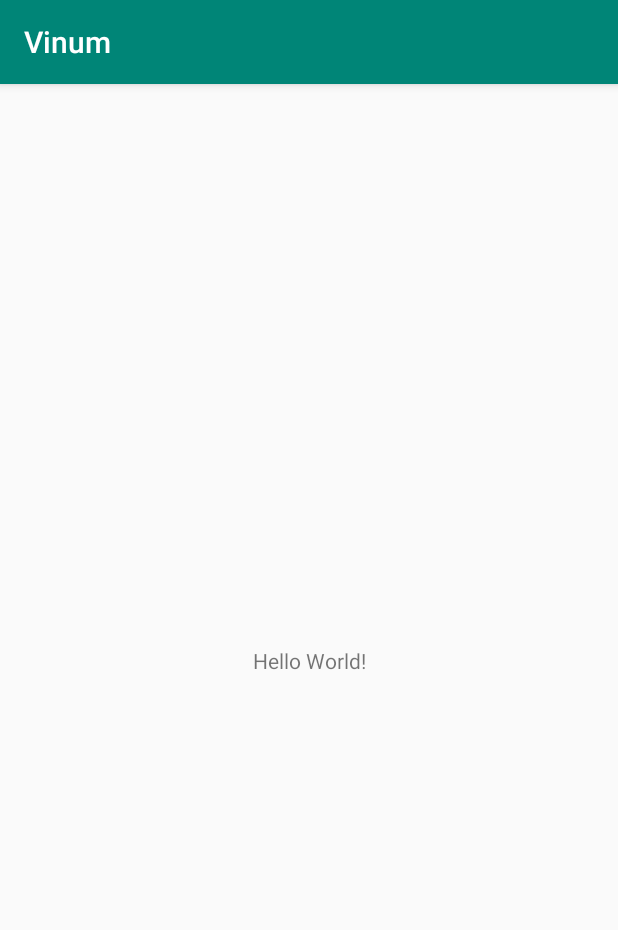
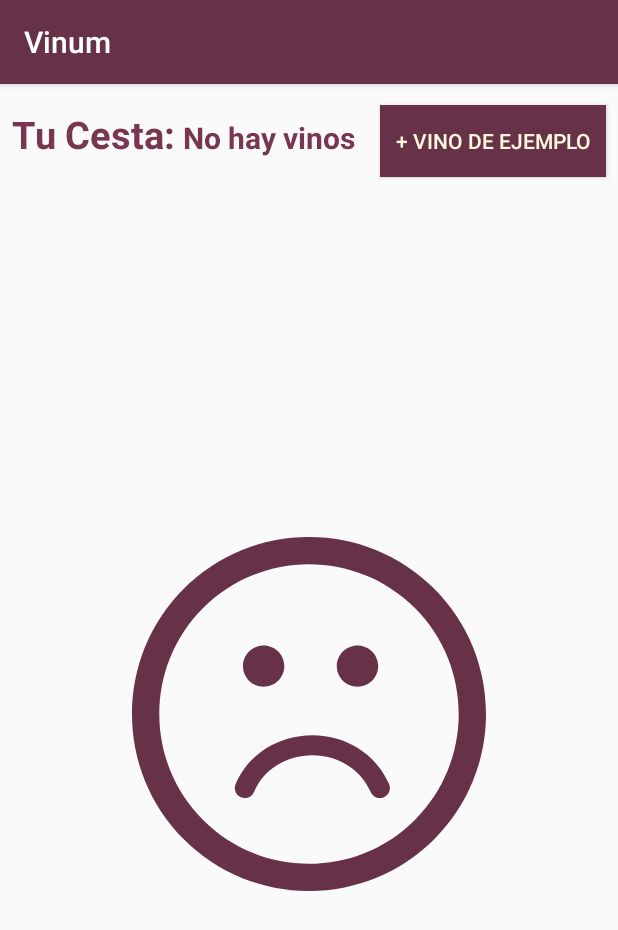
Before and after one commit to ciceiOSAndroid/Vinum, an Android app: the screen it shows after launch (MainActivity before the commit, ResumenPedidosActivity after it), on a phone screen of 412 x 824 dp. Shown: the top 930 px of the screen. Run offline under Robolectric (Android 15) with nearby library versions, the phone set to English and light mode, and no system bars; libraries missing offline, so code that uses them is left out: com.m600.alumnos.

Commit message:
Creación de clase Vino e integración de este en SP, en un Recycler View y la opción de borrarlo y actualizar lista.

```diff
--- a/app/build.gradle
+++ b/app/build.gradle
@@ -31,4 +31,7 @@ dependencies {
     androidTestImplementation 'com.android.support.test:runner:1.0.2'
     androidTestImplementation 'com.android.support.test.espresso:espresso-core:3.0.2'
     implementation 'com.android.support:recyclerview-v7:28.0.0'
+    implementation 'com.google.code.gson:gson:2.8.5'
+    implementation 'com.android.support:cardview-v7:28.0.0'
+
 }
--- /dev/null
+++ b/app/src/main/java/com/m600/alumnos/cice/vinum/ListDataManager.kt
@@ -0,0 +1,59 @@
+package com.m600.alumnos.cice.vinum
+
+import android.content.Context
+import android.content.SharedPreferences
+import android.preference.PreferenceManager
+import java.util.*
+import android.R
+import android.content.Context.MODE_PRIVATE
+import android.util.Log
+import android.widget.Spinner
+import android.widget.ArrayAdapter
+import java.io.File
+import java.nio.file.Files.isDirectory
+import java.nio.file.Files.exists
+
+
+
+
+
+class ListDataManager(val context: Context) {
+    //Guardar en Shared Preferences
+        //PreferenceManager
+
+    fun saveList(list: Vino){ //pide context
+            val sharedPreferences = PreferenceManager.getDefaultSharedPreferences(context).edit()
+            sharedPreferences.putStringSet(list.name, list.features.toHashSet()) //SACAR EL HASH, PARA METER EN EL SHARED PREFERENCES
+            sharedPreferences.apply()
+    }
+
+
+
+    //Recuperar en Shared Preferences
+    fun getLists(): ArrayList<Vino> { //pide context
+        Log.d("ResumenPedidos", "ENTRA")
+
+        val vinos = ArrayList<Vino>()
+        val sharedPreferences = PreferenceManager.getDefaultSharedPreferences(context)
+        val sharedPreferencesContent = sharedPreferences.all
+
+
+        for(vino in sharedPreferencesContent) {
+            val itemHashSet = vino.value as HashSet<String>
+            val lista = Vino(vino.key, ArrayList(itemHashSet))
+            vinos.add(lista)
+        }
+        if (vinos == null) Log.i("ResumenPedidos", "HOLAAA")
+
+        //Log.d("ResumenPedidos", vinos[0].name)
+        return vinos
+    }
+
+
+    fun deleteVino(name: String){
+        val preferences: SharedPreferences = PreferenceManager.getDefaultSharedPreferences(context)
+        preferences.edit().remove(name).commit()
+    }
+
+
+}
--- /dev/null
+++ b/app/src/main/java/com/m600/alumnos/cice/vinum/ResumenPedidosActivity.kt
@@ -0,0 +1,87 @@
+package com.m600.alumnos.cice.vinum
+
+import android.support.v7.app.AppCompatActivity
+import android.os.Bundle
+import android.support.v7.widget.LinearLayoutManager
+import android.support.v7.widget.RecyclerView
+import kotlinx.android.synthetic.main.activity_resumen_pedidos.*
+import com.google.gson.Gson
+import android.widget.Toast
+import android.R.id.edit
+import android.content.Context
+import android.content.SharedPreferences
+import android.util.Log
+import android.view.View
+import java.util.*
+
+
+class ResumenPedidosActivity : AppCompatActivity(), ResumenPedidosAdapter.AdapterClickListener {
+
+
+    var layoutManager: RecyclerView.LayoutManager? = null
+    private var adapter: ResumenPedidosAdapter? = null
+
+    //Data Source from SP
+    var vinos: ArrayList<Vino>? = null
+
+    override fun onCreate(savedInstanceState: Bundle?) {
+        super.onCreate(savedInstanceState)
+        setContentView(R.layout.activity_resumen_pedidos)
+
+        rellenarVinos()
+
+    }
+
+    private fun rellenarVinos() {
+        //DataSource
+        vinos = ListDataManager(this).getLists()
+
+        //Comprobamos si el SP está vacío, si no rellenamos el RecyclerView
+        if(vinos == null || vinos!!.isEmpty()){
+            Log.i("ResumenPedidos", "vinos = null o vinos vacío")
+            rVPedidos.visibility = View.INVISIBLE
+            emptyVinoImg.visibility = View.VISIBLE
+            cestaProducts.text= "No hay vinos"
+        } else  {
+            Log.i("ResumenPedidos", "vinos != null")
+            rVPedidos.visibility = View.VISIBLE
+            emptyVinoImg.visibility = View.INVISIBLE
+            //Inicializamos
+            layoutManager = LinearLayoutManager(this)
+            adapter = ResumenPedidosAdapter(this, vinos!!, this)
+            cestaProducts.text= "${vinos?.size} vinos"
+            //Asignamos al RecyclerView
+            rVPedidos.layoutManager = layoutManager
+            rVPedidos.adapter = adapter
+        }
+    }
+
+    //Añade Vino de ejemplo para que funciona el código Pablo :)
+    fun addFakeVino(view: View) {
+        val features: ArrayList<String> = arrayListOf<String>()
+        features.add("Un buen vino de la cosecha del 1994")
+        features.add("12 euros")
+        val name = randomNameGenerator()
+
+        //Vino de ejemplo
+        val Vino = Vino(name, features)
+        ListDataManager(this).saveList(Vino)
+        rellenarVinos()
+    }
+
+    fun randomNameGenerator(): String {
+        val generator = Random()
+        val randomStringBuilder = StringBuilder()
+        val randomLength = generator.nextInt(5)
+        var tempChar: Char
+        for (i in 0 until randomLength) {
+            tempChar = (generator.nextInt(96) + 32).toChar()
+            randomStringBuilder.append(tempChar)
+        }
+        return randomStringBuilder.toString()
+    }
+
+    override fun refreshList() {
+        rellenarVinos()
+    }
+}
--- /dev/null
+++ b/app/src/main/res/drawable/ic_sad_face_in_rounded_square.xml
@@ -0,0 +1,4 @@
+<vector android:height="24dp" android:viewportHeight="106.059"
+    android:viewportWidth="106.059" android:width="24dp" xmlns:android="http://schemas.android.com/apk/res/android">
+    <path android:fillColor="@color/colorPrimary" android:pathData="M90.546,15.518C69.858,-5.172 36.199,-5.172 15.515,15.513C-5.173,36.198 -5.171,69.858 15.517,90.547c20.682,20.684 54.341,20.684 75.027,-0.004C111.23,69.858 111.229,36.2 90.546,15.518zM84.757,84.758c-17.494,17.494 -45.96,17.496 -63.455,0.002c-17.498,-17.497 -17.496,-45.966 0,-63.46C38.796,3.807 67.261,3.805 84.759,21.302C102.253,38.796 102.251,67.265 84.757,84.758zM77.017,74.001c0.658,1.521 -0.042,3.286 -1.562,3.943c-1.521,0.66 -3.286,-0.042 -3.944,-1.562c-2.893,-6.689 -9.73,-11.012 -17.421,-11.012c-7.868,0 -14.747,4.319 -17.522,11.004c-0.479,1.154 -1.596,1.851 -2.771,1.851c-0.384,0 -0.773,-0.074 -1.15,-0.23c-1.53,-0.636 -2.255,-2.392 -1.62,-3.921c3.71,-8.932 12.764,-14.703 23.063,-14.703C64.174,59.371 73.174,65.113 77.017,74.001zM33.24,38.671c0,-3.424 2.777,-6.201 6.201,-6.201c3.423,0 6.2,2.776 6.2,6.201c0,3.426 -2.777,6.202 -6.2,6.202C36.017,44.873 33.24,42.097 33.24,38.671zM61.357,38.671c0,-3.424 2.779,-6.201 6.203,-6.201c3.423,0 6.2,2.776 6.2,6.201c0,3.426 -2.776,6.202 -6.2,6.202S61.357,42.097 61.357,38.671z"/>
+</vector>
--- a/app/src/main/res/layout/activity_resumen_pedidos.xml
+++ b/app/src/main/res/layout/activity_resumen_pedidos.xml
@@ -4,7 +4,7 @@
     xmlns:tools="http://schemas.android.com/tools"
     android:layout_width="match_parent"
     android:layout_height="match_parent"
-    tools:context=".ResumenPedidos">
+    tools:context=".ResumenPedidosActivity">
 
     <TextView
         android:id="@+id/cestaTitle"
@@ -20,13 +20,12 @@
         app:layout_constraintEnd_toEndOf="parent"
         app:layout_constraintHorizontal_bias="0.0"
         app:layout_constraintStart_toStartOf="parent"
-        app:layout_constraintTop_toTopOf="parent" />
+        app:layout_constraintTop_toTopOf="parent"/>
 
     <TextView
             android:id="@+id/cestaProducts"
             android:layout_width="wrap_content"
             android:layout_height="wrap_content"
-        android:layout_marginStart="8dp"
             android:layout_marginEnd="8dp"
             android:text="0 vinos"
             android:textColor="@color/colorPrimaryDark"
@@ -34,10 +33,11 @@
             android:textStyle="bold"
             app:layout_constraintBaseline_toBaselineOf="@+id/cestaTitle"
             app:layout_constraintEnd_toEndOf="parent"
-        app:layout_constraintHorizontal_bias="0.085"
-        app:layout_constraintStart_toEndOf="@+id/cestaTitle" />
+            app:layout_constraintHorizontal_bias="0.0"
+            app:layout_constraintStart_toEndOf="@+id/cestaTitle" android:layout_marginStart="5dp"/>
 
     <android.support.v7.widget.RecyclerView
+        android:id="@+id/rVPedidos"
         android:layout_width="match_parent"
         android:layout_height="495dp"
         android:layout_marginStart="8dp"
@@ -47,4 +47,31 @@
         app:layout_constraintHorizontal_bias="0.0"
         app:layout_constraintStart_toStartOf="parent"
         app:layout_constraintTop_toBottomOf="@+id/cestaTitle" />
+
+    <ImageView
+            android:id="@+id/emptyVinoImg"
+            android:visibility="invisible"
+            android:padding="80dp"
+            android:layout_width="match_parent"
+            android:layout_height="match_parent"
+            android:layout_marginStart="8dp"
+            android:layout_marginTop="72dp"
+            android:layout_marginEnd="8dp"
+            android:src="@drawable/ic_sad_face_in_rounded_square"
+            app:layout_constraintEnd_toEndOf="parent"
+            app:layout_constraintHorizontal_bias="0.0"
+            app:layout_constraintStart_toStartOf="parent"
+            app:layout_constraintTop_toBottomOf="@+id/cestaTitle"/>
+    <Button
+            android:text="+ Vino de ejemplo"
+            android:layout_width="wrap_content"
+            android:layout_height="wrap_content"
+            android:background="@color/colorPrimary"
+            android:textColor="@color/fondo"
+            android:padding="10dp"
+            android:id="@+id/addVino" app:layout_constraintEnd_toEndOf="parent" android:layout_marginEnd="8dp"
+            app:layout_constraintBaseline_toBaselineOf="@+id/cestaProducts"
+            android:onClick="addFakeVino"/>
+
+
 </android.support.constraint.ConstraintLayout>
--- a/app/src/main/res/values/colors.xml
+++ b/app/src/main/res/values/colors.xml
@@ -1,6 +1,8 @@
 <?xml version="1.0" encoding="utf-8"?>
 <resources>
-    <color name="colorPrimary">#008577</color>
-    <color name="colorPrimaryDark">#00574B</color>
+    <color name="colorPrimary">#673147</color>
+    <color name="colorPrimaryDark">#793651</color>
     <color name="colorAccent">#D81B60</color>
+    <color name="fondo">#FFF8DC</color>
+
 </resources>
--- a/app/src/main/res/values/strings.xml
+++ b/app/src/main/res/values/strings.xml
@@ -1,3 +1,8 @@
 <resources>
     <string name="app_name">Vinum</string>
+    <string name="textView">descripción</string>
+    <string name="todo">TODO</string>
+    <string name="vinoTitle">Título</string>
+    <string name="vinoDescripcion">Descripción</string>
+    <string name="vinoPrice">0 €</string>
 </resources>
```
Also changed, not shown: app/src/main/AndroidManifest.xml (+9 -1 lines), app/src/main/java/com/m600/alumnos/cice/vinum/ResumenPedidos.kt (deleted, +0 -12 lines), app/src/main/java/com/m600/alumnos/cice/vinum/ResumenPedidosAdapter.kt (added, +61 -0 lines), app/src/main/java/com/m600/alumnos/cice/vinum/Vino.kt (added, +38 -0 lines), app/src/main/res/drawable/ic_garbage.xml (added, +7 -0 lines), app/src/main/res/layout/cardview_resumenpedidos.xml (added, +91 -0 lines), app/src/main/res/drawable/vino.jpg (added). Lines whose indentation alone changed are shown as unchanged.
